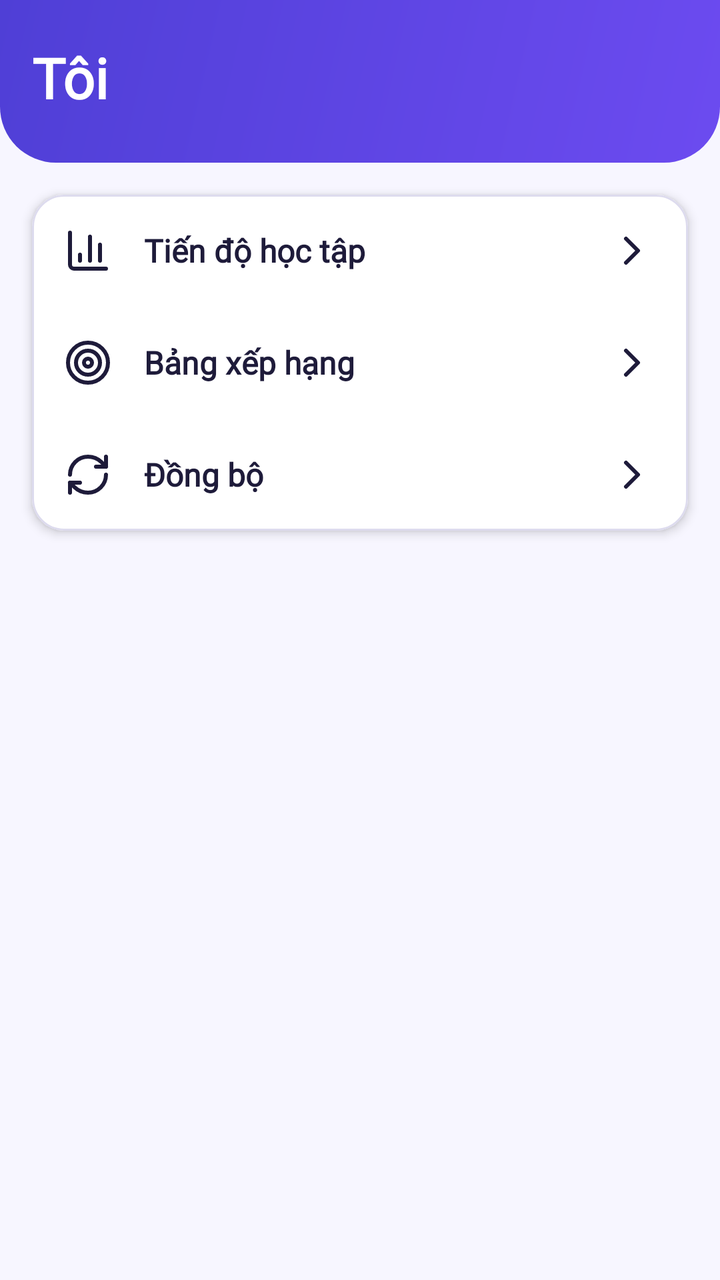
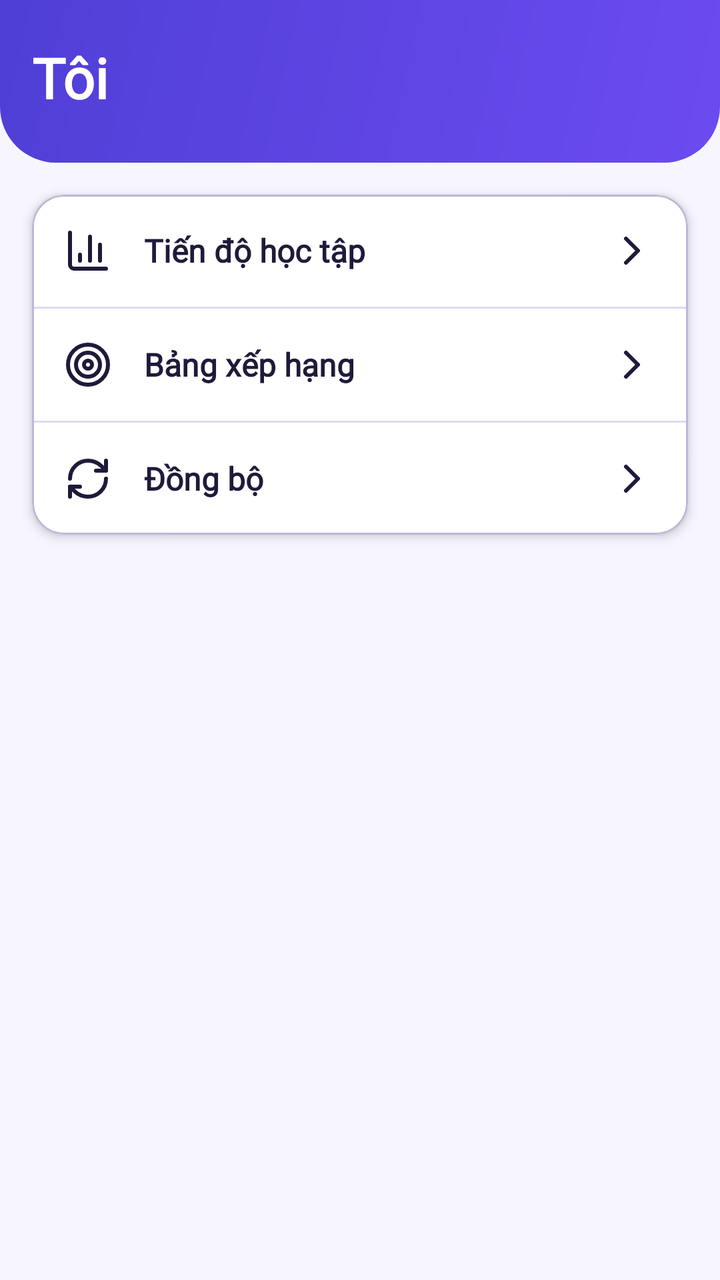

Screens rendered from an Android XML layout before and after an edit, with the pre-edit source and the edit as a unified diff.
<!-- AndroidManifest.xml: application theme Theme.LearningE -->
<!-- res/layout/fragment_me.xml -->
<?xml version="1.0" encoding="utf-8"?>
<LinearLayout xmlns:android="http://schemas.android.com/apk/res/android"
    xmlns:app="http://schemas.android.com/apk/res-auto"
    android:layout_width="match_parent"
    android:layout_height="match_parent"
    android:orientation="vertical">

    <LinearLayout
        android:id="@+id/header_me"
        android:layout_width="match_parent"
        android:layout_height="wrap_content"
        android:background="@drawable/bg_hero_brand"
        android:orientation="vertical"
        android:paddingHorizontal="@dimen/space_4"
        android:paddingTop="@dimen/space_5"
        android:paddingBottom="@dimen/space_6">

        <TextView
            android:id="@+id/tv_me_title"
            android:layout_width="match_parent"
            android:layout_height="wrap_content"
            android:text="@string/tab_me"
            android:textAppearance="@style/TextAppearance.LearningE.Headline"
            android:textColor="@color/on_hero" />
    </LinearLayout>

    <com.google.android.material.card.MaterialCardView
        style="@style/Widget.LearningE.Card"
        android:layout_width="match_parent"
        android:layout_height="wrap_content"
        android:layout_margin="@dimen/space_4">

        <LinearLayout
            android:id="@+id/ll_me_rows"
            android:layout_width="match_parent"
            android:layout_height="wrap_content"
            android:orientation="vertical">

            <TextView
                android:id="@+id/row_progress"
                style="@style/Widget.LearningE.SettingRow"
                android:layout_width="match_parent"
                android:layout_height="wrap_content"
                android:text="@string/me_progress"
                app:drawableStartCompat="@drawable/ic_bar_chart" />

            <TextView
                android:id="@+id/row_leaderboard"
                style="@style/Widget.LearningE.SettingRow"
                android:layout_width="match_parent"
                android:layout_height="wrap_content"
                android:text="@string/leaderboard_title"
                app:drawableStartCompat="@drawable/ic_target" />

            <TextView
                android:id="@+id/row_sync"
                style="@style/Widget.LearningE.SettingRow"
                android:layout_width="match_parent"
                android:layout_height="wrap_content"
                android:text="@string/sync_title"
                app:drawableStartCompat="@drawable/ic_refresh" />
        </LinearLayout>
    </com.google.android.material.card.MaterialCardView>
</LinearLayout>
<!-- resources referenced by this layout -->
<resources>
  <color name="on_hero">#FFFFFF</color>
  <dimen name="space_4">16dp</dimen>
  <dimen name="space_5">20dp</dimen>
  <dimen name="space_6">24dp</dimen>
  <string name="leaderboard_title">Bảng xếp hạng</string>
  <string name="me_progress">Tiến độ học tập</string>
  <string name="sync_title">Đồng bộ</string>
  <string name="tab_me">Tôi</string>
  <style name="Widget.LearningE.Card" parent="Widget.Material3.CardView.Elevated">
          <item name="cardBackgroundColor">@color/surface</item>
          <item name="cardElevation">@dimen/elevation_2</item>
          <item name="strokeColor">@color/outline</item>
          <item name="strokeWidth">@dimen/stroke_card</item>
          <item name="shapeAppearance">@style/ShapeAppearance.LearningE.Large</item>
      </style>
  <color name="hero_brand_end">#6C4BF0</color>
  <color name="hero_brand_start">#4F3FD6</color>
  <dimen name="radius_xl">28dp</dimen>
  <color name="on_surface">#1E1B3A</color>
  <color name="surface">#FFFFFF</color>
  <dimen name="elevation_2">3dp</dimen>
  <color name="outline">#DDDBEE</color>
  <dimen name="stroke_card">1dp</dimen>
  <style name="ShapeAppearance.LearningE.Large" parent="ShapeAppearance.Material3.LargeComponent">
          <item name="cornerSize">@dimen/radius_l</item>
      </style>
  <dimen name="button_height_l">56dp</dimen>
  <style name="TextAppearance.LearningE.TitleS" parent="TextAppearance.LearningE.TitleM">
          <item name="android:textSize">16sp</item>
      </style>
  <color name="primary">#5146E0</color>
  <color name="on_primary">#FFFFFF</color>
  <color name="primary_container">#ECEBFF</color>
  <color name="on_primary_container">#2A2180</color>
  <color name="accent">#FF7A59</color>
  <color name="on_accent">#1E1B3A</color>
  <color name="sun">#FFC93C</color>
  <color name="on_sun">#1E1B3A</color>
  <color name="background">#F7F6FF</color>
  <color name="surface_variant">#F0EFFA</color>
  <color name="on_surface_variant">#5A5775</color>
  <color name="outline_strong">#7F7B9F</color>
  <color name="error">#C62828</color>
  <color name="error_container">#FDE8E8</color>
  <style name="Widget.LearningE.TextField" parent="Widget.Material3.TextInputLayout.OutlinedBox">
          <item name="shapeAppearance">@style/ShapeAppearance.LearningE.Medium</item>
          <item name="boxBackgroundColor">@color/surface</item>
          <item name="errorIconDrawable">@drawable/ic_info</item>
      </style>
  <style name="Widget.LearningE.Toolbar" parent="Widget.Material3.Toolbar">
          <item name="android:background">@android:color/transparent</item>
          <item name="titleTextAppearance">@style/TextAppearance.LearningE.TitleL</item>
          <item name="subtitleTextAppearance">@style/TextAppearance.LearningE.Caption</item>
      </style>
  <style name="Widget.LearningE.Progress" parent="Widget.Material3.LinearProgressIndicator">
          <item name="trackThickness">@dimen/progress_thickness</item>
          <item name="trackCornerRadius">@dimen/space_1</item>
          <item name="trackColor">@color/outline</item>
          <item name="trackStopIndicatorSize">0dp</item>
      </style>
  <dimen name="radius_l">16dp</dimen>
  <dimen name="button_height_m">48dp</dimen>
  <style name="ShapeAppearance.LearningE.Full" parent="ShapeAppearance.Material3.SmallComponent">
          <item name="cornerSize">50%</item>
      </style>
  <style name="ShapeAppearance.LearningE.Medium" parent="ShapeAppearance.Material3.MediumComponent">
          <item name="cornerSize">@dimen/radius_m</item>
      </style>
  <dimen name="progress_thickness">8dp</dimen>
  <dimen name="space_1">4dp</dimen>
  <dimen name="radius_m">12dp</dimen>
  <!-- unchanged entries left out for length: 19 -->
</resources>

<!-- the commit's change to res/layout/fragment_me.xml (unified diff, before → after) -->
@@ -34,7 +34,9 @@
             android:id="@+id/ll_me_rows"
             android:layout_width="match_parent"
             android:layout_height="wrap_content"
-            android:orientation="vertical">
+            android:divider="@drawable/divider"
+            android:orientation="vertical"
+            android:showDividers="middle">
 
             <TextView
                 android:id="@+id/row_progress"
<!-- resource entries referenced after the edit -->
@@ -4,6 +4,12 @@
   <dimen name="space_4">16dp</dimen>
   <dimen name="space_5">20dp</dimen>
   <dimen name="space_6">24dp</dimen>
+  <!-- drawable divider (drawable) -->
+  <?xml version="1.0" encoding="utf-8"?>
+  <shape xmlns:android="http://schemas.android.com/apk/res/android" android:shape="rectangle">
+      <size android:height="1dp" />
+      <solid android:color="@color/outline" />
+  </shape>
   <string name="leaderboard_title">Bảng xếp hạng</string>
   <string name="me_progress">Tiến độ học tập</string>
   <string name="sync_title">Đồng bộ</string>
@@ -11,7 +17,7 @@
   <style name="Widget.LearningE.Card" parent="Widget.Material3.CardView.Elevated">
           <item name="cardBackgroundColor">@color/surface</item>
           <item name="cardElevation">@dimen/elevation_2</item>
-          <item name="strokeColor">@color/outline</item>
+          <item name="strokeColor">@color/outline_card</item>
           <item name="strokeWidth">@dimen/stroke_card</item>
           <item name="shapeAppearance">@style/ShapeAppearance.LearningE.Large</item>
       </style>
@@ -21,6 +27,7 @@
   <color name="on_surface">#1E1B3A</color>
   <color name="surface">#FFFFFF</color>
   <dimen name="elevation_2">3dp</dimen>
+  <color name="outline_card">#BDB8D8</color>
   <color name="outline">#DDDBEE</color>
   <dimen name="stroke_card">1dp</dimen>
   <style name="ShapeAppearance.LearningE.Large" parent="ShapeAppearance.Material3.LargeComponent">
